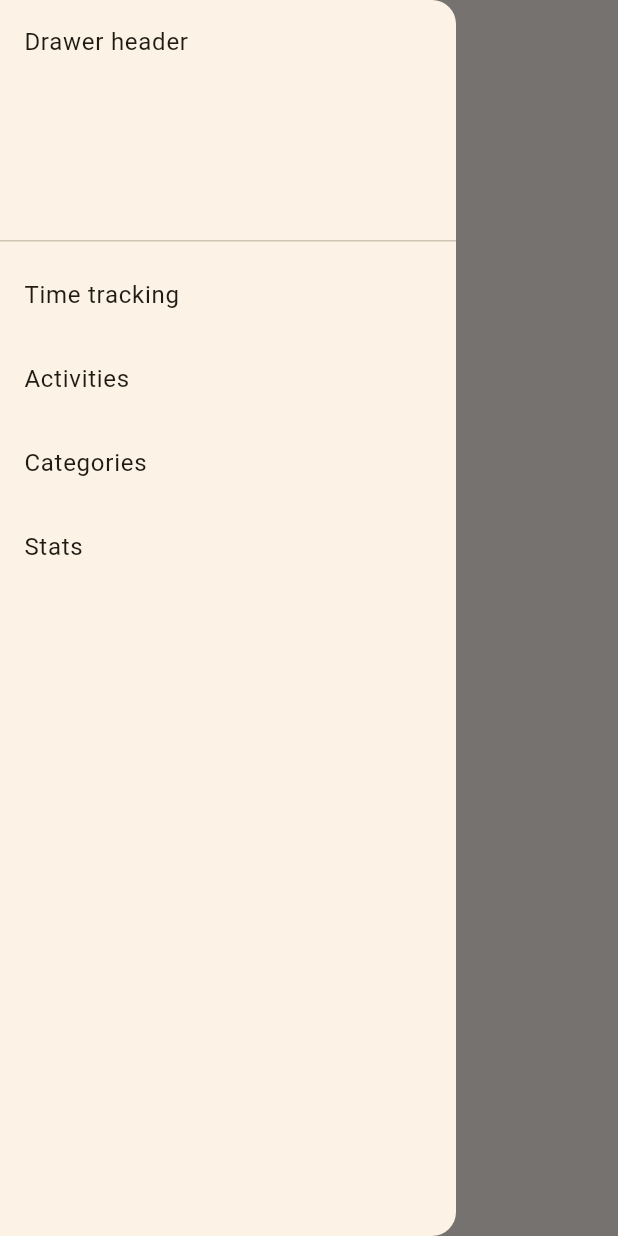
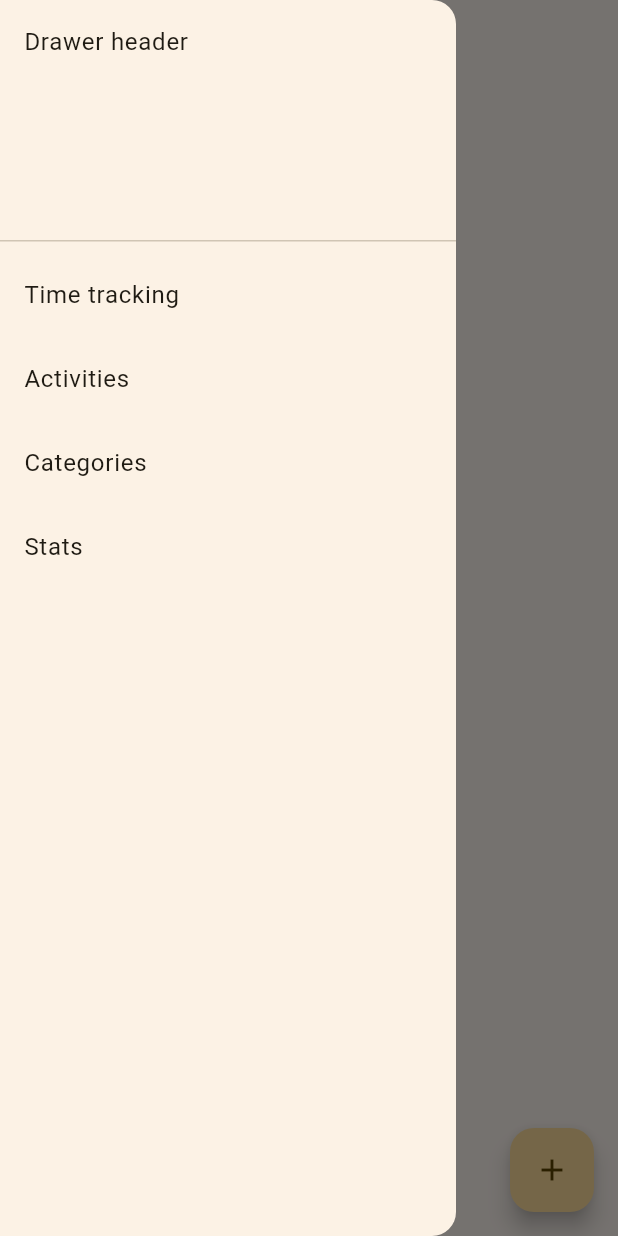
Before and after one commit to ikanadev/temea, a Flutter app: the ActivitiesScreen screen opened by its route, with the side drawer open, on a phone screen of 412 x 824 dp. Run offline on Flutter 3.47's test engine with Material 2 defaults, Android fonts, the phone set to English and light mode, and no system bars; our stand-ins replace flutter_riverpod, go_router, isar; accounts and stored records are empty; generated files the repository leaves out were written again.

```diff
--- a/lib/db/category_db.dart
+++ b/lib/db/category_db.dart
@@ -21,6 +21,6 @@ class CategoryDb {
 
   DateTime? deletedAt;
 
-  // @Backlink(to: 'category')
+  @Backlink(to: 'category')
   final activities = IsarLinks<ActivityDb>();
 }
--- a/lib/db/db.dart
+++ b/lib/db/db.dart
@@ -1 +1,2 @@
 export 'category_db.dart';
+export 'activity_db.dart';
--- a/lib/providers/category/category.dart
+++ b/lib/providers/category/category.dart
@@ -16,8 +16,7 @@ class CategoryNotifier extends AsyncNotifier<List<Category>> {
 
   Future<List<Category>> _getCategories() async {
     final isar = await ref.watch(isarProvider.future);
-    final categories =
-        await isar.category.filter().deletedAtIsNotNull().findAll();
+    final categories = await isar.category.filter().deletedAtIsNull().findAll();
     return categories
         .map((cat) => Category(
               id: cat.id,
--- a/lib/providers/isar/isar.dart
+++ b/lib/providers/isar/isar.dart
@@ -5,6 +5,9 @@ import 'package:temea/db/db.dart';
 
 final isarProvider = FutureProvider((ref) async {
   final dir = await getApplicationDocumentsDirectory();
-  final isar = await Isar.open([CategoryDbSchema], directory: dir.path);
+  final isar = await Isar.open(
+    [CategoryDbSchema, ActivityDbSchema],
+    directory: dir.path,
+  );
   return isar;
 });
--- a/lib/screens/activities/activities.dart
+++ b/lib/screens/activities/activities.dart
@@ -1,16 +1,102 @@
 import 'package:flutter/material.dart';
+import 'package:flutter_riverpod/flutter_riverpod.dart';
+import 'package:temea/models/models.dart';
+import 'package:temea/providers/activity/activity.dart';
+import 'package:temea/providers/category/category.dart';
+import 'package:temea/screens/activities/select_category_prov.dart';
 import 'package:temea/widgets/widgets.dart';
 
-class ActivitiesScreen extends StatelessWidget {
+class ActivitiesScreen extends ConsumerStatefulWidget {
   const ActivitiesScreen({super.key});
 
   @override
+  ConsumerState<ConsumerStatefulWidget> createState() =>
+      _ActivitiesScreenState();
+}
+
+class _ActivitiesScreenState extends ConsumerState<ActivitiesScreen> {
+  final nameController = TextEditingController();
+
+  @override
   Widget build(BuildContext context) {
-    return const Scaffold(
-      appBar: Heading(),
-      drawer: AppDrawer(),
+    final activities = ref.watch(activityProvider);
+    final selectedCat = ref.watch(selectedCategoryProvider);
+    final categories = ref.watch(categoryProvider);
+    return Scaffold(
+      appBar: const Heading(),
+      drawer: const AppDrawer(),
+      floatingActionButton: FloatingActionButton(
+        onPressed: () async {
+          if (selectedCat.value != null) {
+            print(selectedCat.value?.name);
+            ref
+                .read(activityProvider.notifier)
+                .saveActivity(
+                  nameController.text,
+                  selectedCat.value!,
+                )
+                .then((value) {
+              print('saved');
+            }).catchError((err) {
+              print('Error $err');
+            });
+          }
+        },
+        child: const Icon(Icons.add),
+      ),
       body: Column(
-        children: [Text('activities screen')],
+        children: [
+          Row(
+            children: [
+              SizedBox(
+                width: 200,
+                child: TextField(
+                  decoration: const InputDecoration(hintText: 'Nombre'),
+                  controller: nameController,
+                ),
+              ),
+              Expanded(
+                child: Row(
+                  children: [
+                    categories.when(
+                      data: (cats) => selectedCat.when(
+                        data: (cat) => DropdownButton<Category>(
+                          value: cat,
+                          items: cats
+                              .map(
+                                (cat) => DropdownMenuItem<Category>(
+                                  value: cat,
+                                  child: Text(cat.name),
+                                ),
+                              )
+                              .toList(),
+                          onChanged: (cat) {
+                            ref
+                                .read(selectedCategoryProvider.notifier)
+                                .setCategory(cat!);
+                          },
+                        ),
+                        error: (_, __) => const Text('Error'),
+                        loading: () => const CircularProgressIndicator(),
+                      ),
+                      error: (_, __) => const Text('Error'),
+                      loading: () => const CircularProgressIndicator(),
+                    )
+                  ],
+                ),
+              ),
+            ],
+          ),
+          Expanded(
+            child: activities.when(
+              data: (acts) => ListView(
+                children: acts.map((act) => Text(act.name)).toList(),
+              ),
+              error: (err, _) => Text(err.toString()),
+              loading: () => const CircularProgressIndicator(),
+            ),
+          ),
+        ],
       ),
     );
   }
--- /dev/null
+++ b/lib/screens/activities/select_category_prov.dart
@@ -0,0 +1,25 @@
+import 'dart:async';
+
+import 'package:flutter_riverpod/flutter_riverpod.dart';
+import 'package:temea/models/models.dart';
+import 'package:temea/providers/category/category.dart';
+
+class SelectedCategoryNotifier extends AsyncNotifier<Category> {
+  @override
+  Future<Category> build() async {
+    final categories = await ref.watch(categoryProvider.future);
+    if (categories.isEmpty) {
+      throw Exception('At least a category was expected');
+    }
+    return categories[0];
+  }
+
+  void setCategory(Category cat) {
+    state = AsyncValue.data(cat);
+  }
+}
+
+final selectedCategoryProvider =
+    AsyncNotifierProvider<SelectedCategoryNotifier, Category>(
+  () => SelectedCategoryNotifier(),
+);
```
Also changed, not shown: lib/providers/activity/activity.dart (+25 -2 lines), lib/db/category_db.g.dart.
